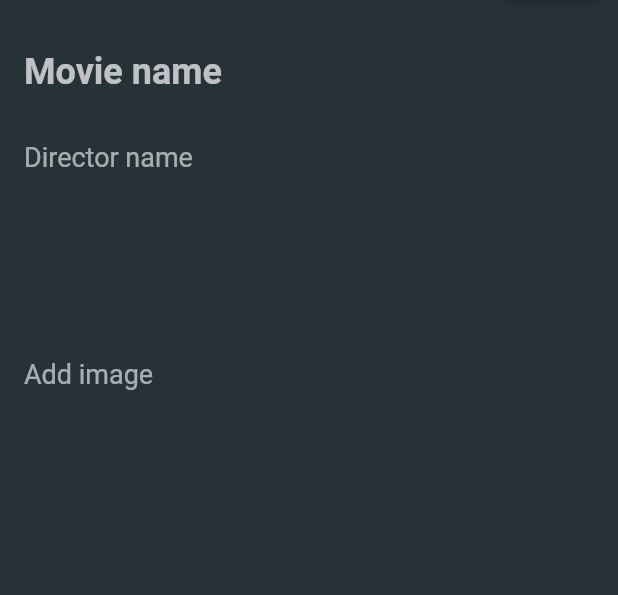
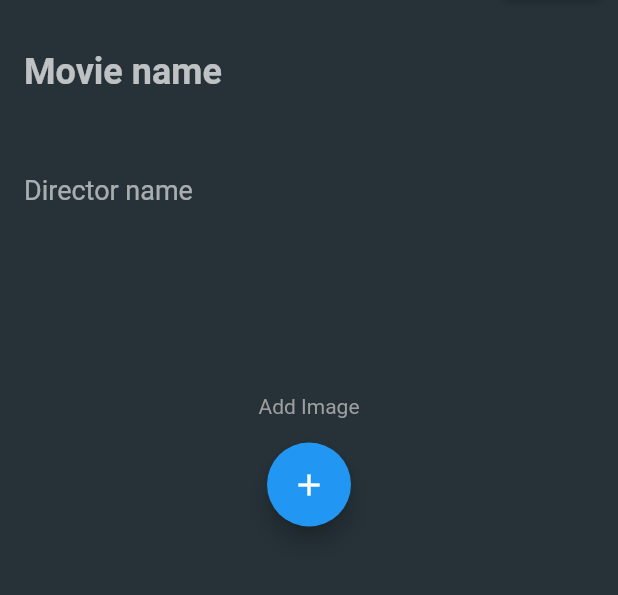
Before and after one commit to rahul6975/Save-Karo, a Flutter app: the screen it shows after launch, after a tap on the "add" icon, on a phone screen of 412 x 824 dp, the part 75-670 px from its top. Run offline on Flutter 3.47's test engine with Material 2 defaults, Android fonts, the light colour scheme and no system bars; our stand-ins replace image_picker, sqflite; accounts and stored records are empty.

Commit message:
main functionalities achieved

```diff
--- a/save_karo/lib/db/MoviesDatabase.dart
+++ b/save_karo/lib/db/MoviesDatabase.dart
@@ -62,7 +62,7 @@ CREATE TABLE $tableMovies (
   Future<List<Movies>> readAllMovies() async {
     final db = await instance.database;
 
-    final orderBy = '${MovieFields.id} ASC';
+    final orderBy = '${MovieFields.id} ASC limit 500';
 
     final result = await db.query(tableMovies, orderBy: orderBy);
 
--- a/save_karo/lib/page/AddEditMoviePage.dart
+++ b/save_karo/lib/page/AddEditMoviePage.dart
@@ -50,6 +50,9 @@ class _AddEditMoviePageState extends State<AddEditMoviePage> {
   void pickImageFromGallery() {
     ImagePicker.pickImage(source: ImageSource.gallery).then((imageFile) {
       imageUrl = Utility.base64String(imageFile.readAsBytesSync());
+      // imageUrl = imageFile.toString();
+      // var customImageFile = imageUrl.substring(6);
+      // imageUrl = customImageFile.replaceAll("'", "");
     });
   }
 
@@ -67,23 +70,34 @@ class _AddEditMoviePageState extends State<AddEditMoviePage> {
         appBar: AppBar(
           actions: [buildButton()],
         ),
-        body: Form(
+        body: Column(
+          children: [
+            Form(
               key: _formKey,
               child: MovieFormWidget(
                 name: name,
                 director: director,
-            image: image,
+                // image: image,
                 onChangedName: (name) => setState(() => this.name = name),
                 onChangedDirector: (director) =>
                     setState(() => this.director = director),
-            onChangedImage: (image) => setState(() => pickImageFromGallery()),
+                // onChangedImage: (image) => setState(() => this.image = image),
               ),
+            ),
+            FloatingActionButton(
+              onPressed: pickImageFromGallery,
+              child: Icon(
+                Icons.add,
+                color: Colors.white,
+              ),
+            ),
+          ],
         ),
       );
 
   Widget buildButton() {
     final isFormValid =
-        name.isNotEmpty && director.isNotEmpty && imageUrl.isNotEmpty;
+        name.isNotEmpty && director.isNotEmpty && imageUrl != "";
 
     return Padding(
       padding: EdgeInsets.symmetric(vertical: 8, horizontal: 12),
--- a/save_karo/lib/widget/MovieCardWidget.dart
+++ b/save_karo/lib/widget/MovieCardWidget.dart
@@ -38,12 +38,12 @@ class MovieCardWidget extends StatelessWidget {
           children: [
             Text(
               movies.name,
-              style: TextStyle(color: Colors.grey.shade700),
+              style: TextStyle(color: Colors.grey.shade700, fontSize: 20),
             ),
             SizedBox(height: 4),
             Container(
-              width: 40,
-              height: 70,
+              width: 190,
+              height: 150,
               child: Utility.imageFromBase64String(
                 movies.image,
               ),
--- a/save_karo/lib/widget/MovieFormWidget.dart
+++ b/save_karo/lib/widget/MovieFormWidget.dart
@@ -6,7 +6,8 @@ class MovieFormWidget extends StatelessWidget {
   final String? image;
   final ValueChanged<String> onChangedName;
   final ValueChanged<String> onChangedDirector;
-  final ValueChanged<String> onChangedImage;
+
+  // final ValueChanged<String> onChangedImage;
 
   const MovieFormWidget({
     Key? key,
@@ -15,7 +16,7 @@ class MovieFormWidget extends StatelessWidget {
     this.image = '',
     required this.onChangedName,
     required this.onChangedDirector,
-    required this.onChangedImage,
+    // required this.onChangedImage,
   }) : super(key: key);
 
   @override
@@ -39,10 +40,14 @@ class MovieFormWidget extends StatelessWidget {
               //   ],
               // ),
               buildName(),
-              SizedBox(height: 8),
+              SizedBox(height: 30),
               buildDirector(),
-              SizedBox(height: 16),
-              buildImage(),
+              SizedBox(height: 30),
+              Text(
+                "Add Image",
+                style: TextStyle(color: Colors.grey),
+              ),
+              // buildImage(),
             ],
           ),
         ),
@@ -82,17 +87,17 @@ class MovieFormWidget extends StatelessWidget {
         onChanged: onChangedDirector,
       );
 
-  Widget buildImage() => TextFormField(
-        maxLines: 5,
-        initialValue: director,
-        style: TextStyle(color: Colors.white60, fontSize: 18),
-        decoration: InputDecoration(
-          border: InputBorder.none,
-          hintText: 'Add image',
-          hintStyle: TextStyle(color: Colors.white60),
-        ),
-        validator: (image) =>
-            image != null && image.isEmpty ? 'Image cannot be empty' : null,
-        onChanged: onChangedImage,
-      );
+// Widget buildImage() => TextFormField(
+//       maxLines: 5,
+//       initialValue: director,
+//       style: TextStyle(color: Colors.white60, fontSize: 18),
+//       decoration: InputDecoration(
+//         border: InputBorder.none,
+//         hintText: 'Add image',
+//         hintStyle: TextStyle(color: Colors.white60),
+//       ),
+//       validator: (image) =>
+//           image != null && image.isEmpty ? 'Image cannot be empty' : null,
+//       // onChanged: onChangedImage,
+//     );
 }
```
Also changed, not shown: save_karo/lib/page/MovieDetailPage.dart (+15 -3 lines), save_karo/assets/background.png (deleted), save_karo/assets/google.jpg (deleted). Lines whose indentation alone changed are shown as unchanged.
